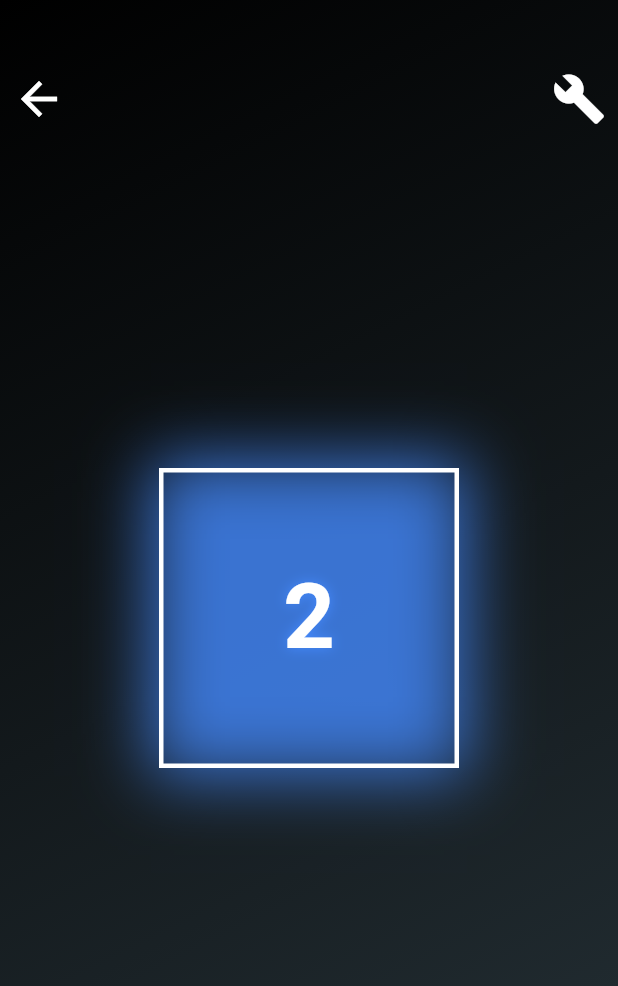
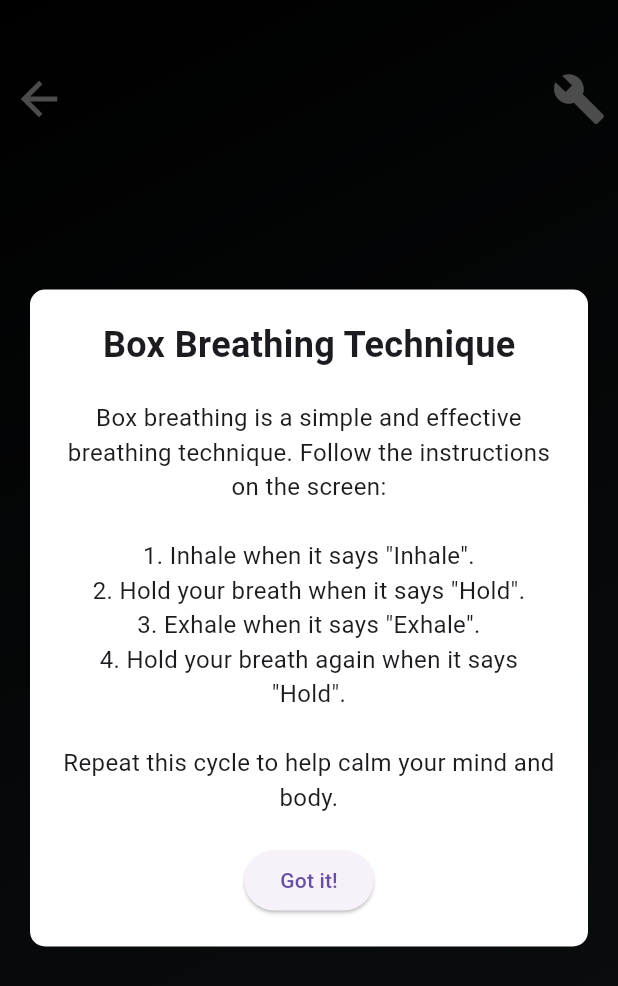
Before and after one commit to rasulsilva95/box-breather, a Flutter app: the screen it shows after launch, after a tap on "Breathe", on a phone screen of 412 x 824 dp. Shown: the top 986 px of the screen. Run offline on Flutter 3.47's test engine with Material 3 defaults, Android fonts, the light colour scheme and no system bars.

Commit message:
got instruction page working

```diff
--- a/box_breather/lib/main.dart
+++ b/box_breather/lib/main.dart
@@ -273,6 +273,7 @@ class _BoxBreathingScreenState extends State<BoxBreathingScreen> with SingleTick
   int preCountdown = 3; // Initial countdown value
   bool isPreCountdown = true;
   bool showPulse = false;
+  bool showInfoOverlay = true; // Show the informational overlay initially
 
   @override
   void initState() {
@@ -285,7 +286,7 @@ class _BoxBreathingScreenState extends State<BoxBreathingScreen> with SingleTick
     _blurRadiusAnimation = Tween<double>(begin: 20.0, end: 50.0).animate(_glowController);
     _spreadRadiusAnimation = Tween<double>(begin: 2.0, end: 8.0).animate(_glowController);
 
-    startPreCountdown();
+    // Removed startPreCountdown call from here
   }
 
   @override
@@ -298,7 +299,7 @@ class _BoxBreathingScreenState extends State<BoxBreathingScreen> with SingleTick
   void startPreCountdown() {
     Timer.periodic(Duration(seconds: 1), (timer) {
       setState(() {
-        if (preCountdown > 1) {
+        if (preCountdown > 0) {
           preCountdown--;
         } else {
           timer.cancel();
@@ -564,6 +565,15 @@ class _BoxBreathingScreenState extends State<BoxBreathingScreen> with SingleTick
                           ),
                         ),
                       ),
+                    if (showInfoOverlay)
+                      InfoOverlay(
+                        onClose: () {
+                          setState(() {
+                            showInfoOverlay = false;
+                            startPreCountdown(); // Start pre-countdown when the user presses "Got it"
+                          });
+                        },
+                      ),
                   ],
                 ),
               ),
@@ -613,6 +623,8 @@ class _PulseEffectState extends State<PulseEffect> with SingleTickerProviderStat
         return Opacity(
           opacity: 1.0 - _animation.value,
           child: Container(
+            width: 200 + 20 * _animation.value, // Adjusted size to be closer to the outer box
+            height: 200 + 20 * _animation.value, // Adjusted size to be closer to the outer box
             decoration: BoxDecoration(
               shape: BoxShape.rectangle,
               border: Border.all(
@@ -626,3 +638,59 @@ class _PulseEffectState extends State<PulseEffect> with SingleTickerProviderStat
     );
   }
 }
+
+class InfoOverlay extends StatelessWidget {
+  final VoidCallback onClose;
+
+  InfoOverlay({required this.onClose});
+
+  @override
+  Widget build(BuildContext context) {
+    return Stack(
+      children: [
+        Container(
+          color: Colors.black.withOpacity(0.7), // Slight transparency
+        ),
+        Center(
+          child: Container(
+            padding: EdgeInsets.all(20),
+            margin: EdgeInsets.symmetric(horizontal: 20),
+            decoration: BoxDecoration(
+              color: Colors.white,
+              borderRadius: BorderRadius.circular(10),
+            ),
+            child: Column(
+              mainAxisSize: MainAxisSize.min,
+              children: [
+                Text(
+                  'Box Breathing Technique',
+                  style: TextStyle(
+                    fontSize: 24,
+                    fontWeight: FontWeight.bold,
+                  ),
+                ),
+                SizedBox(height: 20),
+                Text(
+                  'Box breathing is a simple and effective breathing technique. '
+                  'Follow the instructions on the screen:\n\n'
+                  '1. Inhale when it says "Inhale".\n'
+                  '2. Hold your breath when it says "Hold".\n'
+                  '3. Exhale when it says "Exhale".\n'
+                  '4. Hold your breath again when it says "Hold".\n\n'
+                  'Repeat this cycle to help calm your mind and body.',
+                  style: TextStyle(fontSize: 16),
+                  textAlign: TextAlign.center,
+                ),
+                SizedBox(height: 20),
+                ElevatedButton(
+                  onPressed: onClose,
+                  child: Text('Got it!'),
+                ),
+              ],
+            ),
+          ),
+        ),
+      ],
+    );
+  }
+}
```
